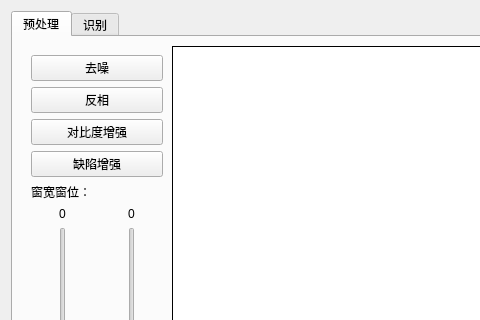
Old version of the form DefectRecognitionSystem/recognizewdg.ui in the repository MoutainVision/RadiographicTesting; both pictures show x 0 to 480 and y 0 to 320 of the 1199 by 868 pixel window.
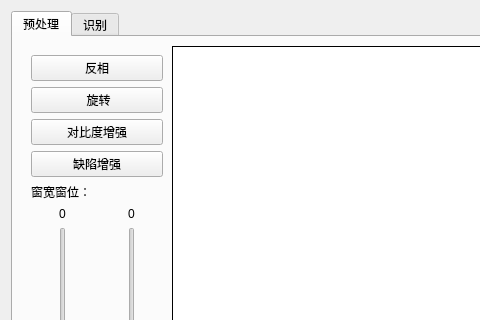
New version of the form. Icons and pictures are not drawn.

Diff of the .ui file:
```diff
--- a/DefectRecognitionSystem/recognizewdg.ui
+++ b/DefectRecognitionSystem/recognizewdg.ui
@@ -36,13 +36,6 @@
           </size>
          </property>
          <layout class="QVBoxLayout" name="verticalLayout_5">
-          <item>
-           <widget class="QPushButton" name="pushButton_noise">
-            <property name="text">
-             <string>去噪</string>
-            </property>
-           </widget>
-          </item>
           <item>
            <widget class="QPushButton" name="pushButton_invert">
             <property name="text">
@@ -50,6 +43,13 @@
             </property>
            </widget>
           </item>
+          <item>
+           <widget class="QPushButton" name="pushButton_rotate">
+            <property name="text">
+             <string> 旋转</string>
+            </property>
+           </widget>
+          </item>
           <item>
            <widget class="QPushButton" name="pushButton_contrast">
             <property name="text">
```
Left out of the diff: 3 changed lines with no effect on the pictures.
